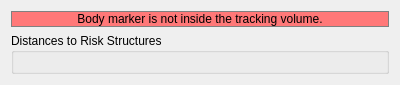
Before: the Qt Designer form Plugins/org.mitk.gui.qt.usnavigation/src/internal/NavigationStepWidgets/QmitkUSNavigationStepPunctuationIntervention.ui in MITK/MITK, drawn with Qt 5.
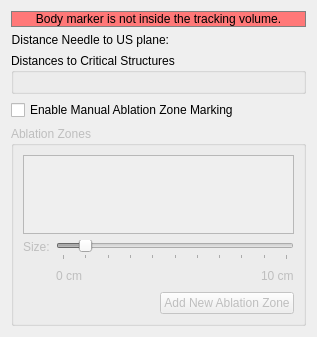
After: the same form once the commit is applied. Custom widgets are drawn as their Qt base class.

What changed in the file:
```diff
--- a/Plugins/org.mitk.gui.qt.usnavigation/src/internal/NavigationStepWidgets/QmitkUSNavigationStepPunctuationIntervention.ui
+++ b/Plugins/org.mitk.gui.qt.usnavigation/src/internal/NavigationStepWidgets/QmitkUSNavigationStepPunctuationIntervention.ui
@@ -6,14 +6,14 @@
       <rect>
         <x>0</x>
         <y>0</y>
-        <width>400</width>
-        <height>80</height>
+    <width>317</width>
+    <height>337</height>
       </rect>
     </property>
     <property name="windowTitle">
       <string>Form</string>
     </property>
-    <layout class="QVBoxLayout" name="verticalLayout">
+  <layout class="QVBoxLayout" name="verticalLayout_4">
       <item>
         <widget class="QLabel" name="bodyMarkerTrackingStatusLabel">
           <property name="styleSheet">
@@ -33,10 +33,31 @@
           </property>
         </widget>
       </item>
+   <item>
+    <layout class="QHBoxLayout" name="horizontalLayout">
+     <item>
+      <widget class="QLabel" name="label">
+       <property name="text">
+        <string>Distance Needle to US plane:</string>
+       </property>
+       <property name="alignment">
+        <set>Qt::AlignRight|Qt::AlignTrailing|Qt::AlignVCenter</set>
+       </property>
+      </widget>
+     </item>
+     <item>
+      <widget class="QLabel" name="m_DistanceToUSPlane">
+       <property name="text">
+        <string>&lt;not available&gt;</string>
+       </property>
+      </widget>
+     </item>
+    </layout>
+   </item>
       <item>
         <widget class="QGroupBox" name="riskStructuresRangeGroupBox">
           <property name="title">
-            <string>Distances to Risk Structures</string>
+      <string>Distances to Critical Structures</string>
           </property>
           <layout class="QVBoxLayout" name="verticalLayout_5">
             <item>
@@ -45,6 +66,134 @@
           </layout>
         </widget>
       </item>
+   <item>
+    <widget class="QCheckBox" name="m_EnableAblationMarking">
+     <property name="text">
+      <string>Enable Manual Ablation Zone Marking</string>
+     </property>
+    </widget>
+   </item>
+   <item>
+    <widget class="QGroupBox" name="m_AblationZonesBox">
+     <property name="enabled">
+      <bool>false</bool>
+     </property>
+     <property name="title">
+      <string>Ablation Zones</string>
+     </property>
+     <layout class="QVBoxLayout" name="verticalLayout_3">
+      <item>
+       <widget class="QListWidget" name="m_AblationZonesList"/>
+      </item>
+      <item>
+       <layout class="QHBoxLayout" name="horizontalLayout_3">
+        <item>
+         <layout class="QVBoxLayout" name="verticalLayout_2">
+          <item>
+           <widget class="QLabel" name="label_3">
+            <property name="text">
+             <string>Size:</string>
+            </property>
+           </widget>
+          </item>
+          <item>
+           <spacer name="verticalSpacer_2">
+            <property name="orientation">
+             <enum>Qt::Vertical</enum>
+            </property>
+            <property name="sizeHint" stdset="0">
+             <size>
+              <width>20</width>
+              <height>40</height>
+             </size>
+            </property>
+           </spacer>
+          </item>
+         </layout>
+        </item>
+        <item>
+         <layout class="QVBoxLayout" name="verticalLayout">
+          <item>
+           <widget class="QSlider" name="m_AblationZoneSizeSlider">
+            <property name="maximum">
+             <number>100</number>
+            </property>
+            <property name="value">
+             <number>10</number>
+            </property>
+            <property name="orientation">
+             <enum>Qt::Horizontal</enum>
+            </property>
+            <property name="tickPosition">
+             <enum>QSlider::TicksBelow</enum>
+            </property>
+            <property name="tickInterval">
+             <number>10</number>
+            </property>
+           </widget>
+          </item>
+          <item>
+           <layout class="QHBoxLayout" name="horizontalLayout_2">
+            <item>
+             <widget class="QLabel" name="label_4">
+              <property name="text">
+               <string>0 cm</string>
+              </property>
+             </widget>
+            </item>
+            <item>
+             <spacer name="horizontalSpacer">
+              <property name="orientation">
+               <enum>Qt::Horizontal</enum>
+              </property>
+              <property name="sizeHint" stdset="0">
+               <size>
+                <width>40</width>
+                <height>20</height>
+               </size>
+              </property>
+             </spacer>
+            </item>
+            <item>
+             <widget class="QLabel" name="label_5">
+              <property name="text">
+               <string>10 cm</string>
+              </property>
+             </widget>
+            </item>
+           </layout>
+          </item>
+         </layout>
+        </item>
+       </layout>
+      </item>
+      <item>
+       <layout class="QHBoxLayout" name="horizontalLayout_4">
+        <item>
+         <spacer name="horizontalSpacer_2">
+          <property name="orientation">
+           <enum>Qt::Horizontal</enum>
+          </property>
+          <property name="sizeHint" stdset="0">
+           <size>
+            <width>40</width>
+            <height>20</height>
+           </size>
+          </property>
+         </spacer>
+        </item>
+        <item>
+         <widget class="QPushButton" name="m_AddNewAblationZone">
+          <property name="text">
+           <string>Add New Ablation Zone</string>
+          </property>
+         </widget>
+        </item>
+       </layout>
+      </item>
+     </layout>
+    </widget>
+   </item>
       <item>
         <spacer name="verticalSpacer">
           <property name="orientation">
```
Lines whose indentation alone changed are shown as unchanged.
